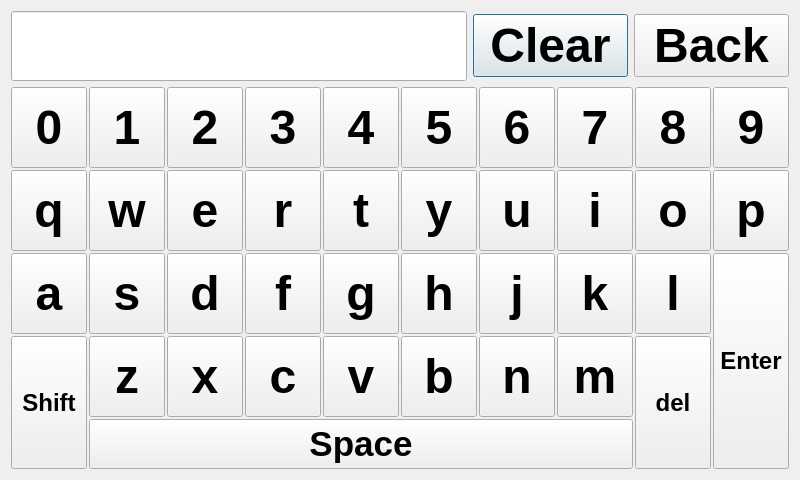
The window that src/ui_elements/keyboard.ui (AndreWohnsland/CocktailBerry) describes before a commit, drawn with Qt 5.
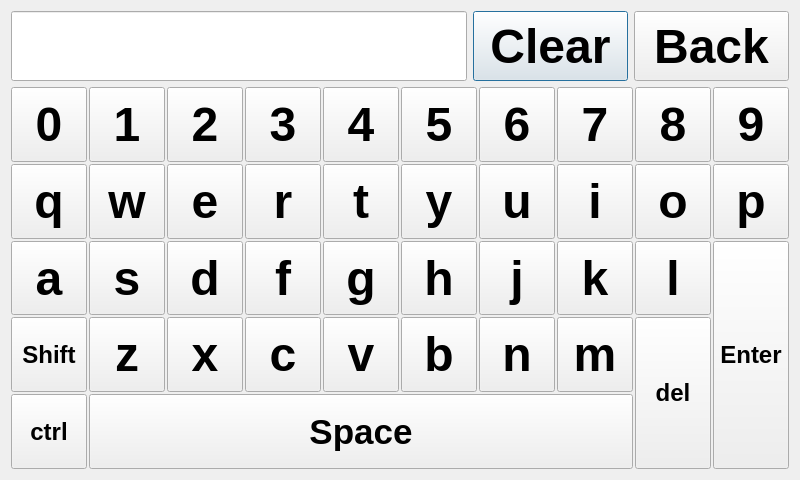
The same window after the commit.

Commit message: Add ctrl button to keyboard

Patch:
```diff
--- a/src/ui_elements/keyboard.ui
+++ b/src/ui_elements/keyboard.ui
@@ -51,10 +51,22 @@
      </item>
      <item>
       <widget class="QPushButton" name="clear">
+       <property name="sizePolicy">
+        <sizepolicy hsizetype="Minimum" vsizetype="Fixed">
+         <horstretch>0</horstretch>
+         <verstretch>0</verstretch>
+        </sizepolicy>
+       </property>
        <property name="minimumSize">
         <size>
          <width>155</width>
-         <height>0</height>
+         <height>70</height>
+        </size>
+       </property>
+       <property name="maximumSize">
+        <size>
+         <width>16777215</width>
+         <height>70</height>
         </size>
        </property>
        <property name="font">
@@ -71,10 +83,22 @@
      </item>
      <item>
       <widget class="QPushButton" name="backButton">
+       <property name="sizePolicy">
+        <sizepolicy hsizetype="Minimum" vsizetype="Fixed">
+         <horstretch>0</horstretch>
+         <verstretch>0</verstretch>
+        </sizepolicy>
+       </property>
        <property name="minimumSize">
         <size>
          <width>155</width>
-         <height>0</height>
+         <height>70</height>
+        </size>
+       </property>
+       <property name="maximumSize">
+        <size>
+         <width>16777215</width>
+         <height>70</height>
         </size>
        </property>
        <property name="font">
@@ -702,10 +726,16 @@
      </item>
      <item row="5" column="1" colspan="7">
       <widget class="QPushButton" name="space">
+       <property name="sizePolicy">
+        <sizepolicy hsizetype="Expanding" vsizetype="Expanding">
+         <horstretch>0</horstretch>
+         <verstretch>0</verstretch>
+        </sizepolicy>
+       </property>
        <property name="minimumSize">
         <size>
          <width>20</width>
-         <height>50</height>
+         <height>0</height>
         </size>
        </property>
        <property name="font">
@@ -1061,38 +1091,6 @@
        </property>
       </widget>
      </item>
-     <item row="4" column="0" rowspan="2">
-      <widget class="QPushButton" name="shift">
-       <property name="sizePolicy">
-        <sizepolicy hsizetype="Expanding" vsizetype="Expanding">
-         <horstretch>0</horstretch>
-         <verstretch>0</verstretch>
-        </sizepolicy>
-       </property>
-       <property name="minimumSize">
-        <size>
-         <width>20</width>
-         <height>0</height>
-        </size>
-       </property>
-       <property name="font">
-        <font>
-         <pointsize>18</pointsize>
-         <weight>75</weight>
-         <bold>true</bold>
-        </font>
-       </property>
-       <property name="styleSheet">
-        <string notr="true"/>
-       </property>
-       <property name="text">
-        <string>Shift</string>
-       </property>
-       <property name="checkable">
-        <bool>true</bool>
-       </property>
-      </widget>
-     </item>
      <item row="4" column="3">
       <widget class="QPushButton" name="Buttonc">
        <property name="sizePolicy">
@@ -1145,6 +1143,70 @@
        </property>
       </widget>
      </item>
+     <item row="4" column="0">
+      <widget class="QPushButton" name="shift">
+       <property name="sizePolicy">
+        <sizepolicy hsizetype="Expanding" vsizetype="Expanding">
+         <horstretch>0</horstretch>
+         <verstretch>0</verstretch>
+        </sizepolicy>
+       </property>
+       <property name="minimumSize">
+        <size>
+         <width>20</width>
+         <height>0</height>
+        </size>
+       </property>
+       <property name="font">
+        <font>
+         <pointsize>18</pointsize>
+         <weight>75</weight>
+         <bold>true</bold>
+        </font>
+       </property>
+       <property name="styleSheet">
+        <string notr="true"/>
+       </property>
+       <property name="text">
+        <string>Shift</string>
+       </property>
+       <property name="checkable">
+        <bool>true</bool>
+       </property>
+      </widget>
+     </item>
+     <item row="5" column="0">
+      <widget class="QPushButton" name="button_control">
+       <property name="sizePolicy">
+        <sizepolicy hsizetype="Expanding" vsizetype="Expanding">
+         <horstretch>0</horstretch>
+         <verstretch>0</verstretch>
+        </sizepolicy>
+       </property>
+       <property name="minimumSize">
+        <size>
+         <width>20</width>
+         <height>0</height>
+        </size>
+       </property>
+       <property name="font">
+        <font>
+         <pointsize>18</pointsize>
+         <weight>75</weight>
+         <bold>true</bold>
+        </font>
+       </property>
+       <property name="styleSheet">
+        <string notr="true"/>
+       </property>
+       <property name="text">
+        <string>ctrl</string>
+       </property>
+       <property name="checkable">
+        <bool>true</bool>
+       </property>
+      </widget>
+     </item>
     </layout>
    </item>
   </layout>
```
Left out of the diff: 6 changed lines with no effect on the pictures. The commit also changes 1 other file.
